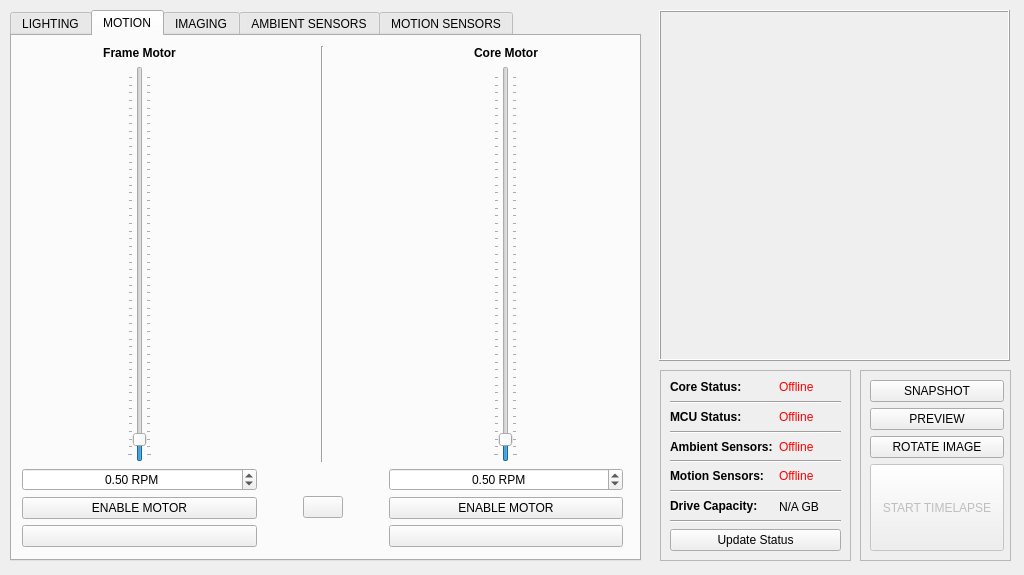
Before: the Qt Designer form _ui/Clinostat.ui in CoCl-Jerry/SciSpin_Max_Dev, drawn with Qt 5.
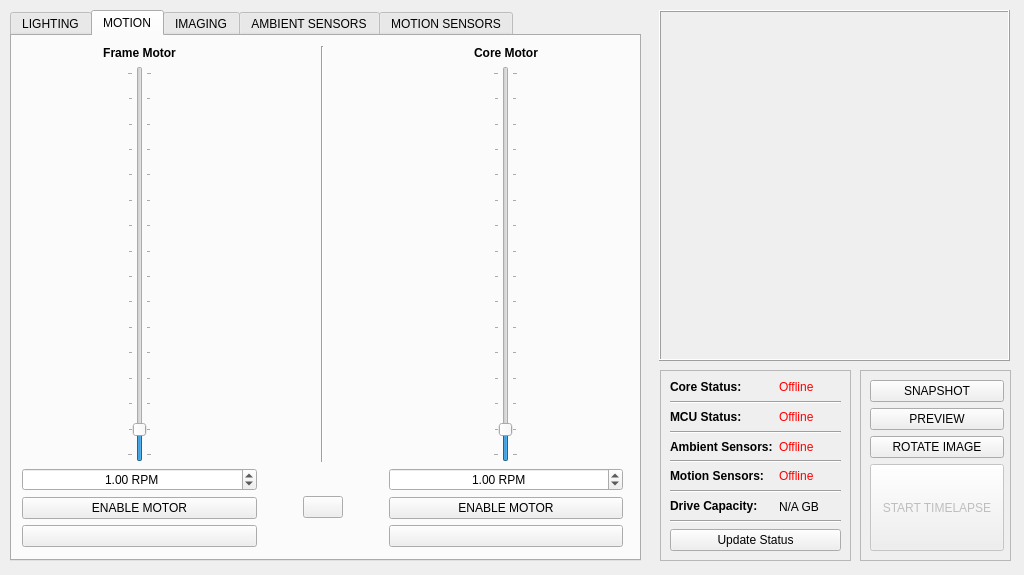
After: the same form once the commit is applied. The open tabs and pages were chosen to show the change. Icons and pictures are not drawn. Custom widgets are drawn as their Qt base class.

```diff
--- a/_ui/Clinostat.ui
+++ b/_ui/Clinostat.ui
@@ -614,16 +614,16 @@
           <number>2</number>
          </property>
          <property name="minimum">
-          <double>0.100000000000000</double>
+          <double>0.000000000000000</double>
          </property>
          <property name="maximum">
-          <double>10.000000000000000</double>
+          <double>15.000000000000000</double>
          </property>
          <property name="singleStep">
           <double>0.050000000000000</double>
          </property>
          <property name="value">
-          <double>0.500000000000000</double>
+          <double>1.000000000000000</double>
          </property>
         </widget>
        </item>
@@ -686,22 +686,22 @@
           </sizepolicy>
          </property>
          <property name="minimum">
-          <number>2</number>
+          <number>1</number>
          </property>
          <property name="maximum">
-          <number>200</number>
+          <number>1500</number>
          </property>
          <property name="singleStep">
           <number>1</number>
          </property>
          <property name="pageStep">
-          <number>2</number>
+          <number>5</number>
          </property>
          <property name="value">
-          <number>10</number>
+          <number>100</number>
          </property>
          <property name="sliderPosition">
-          <number>10</number>
+          <number>100</number>
          </property>
          <property name="tracking">
           <bool>true</bool>
@@ -713,29 +713,29 @@
           <enum>QSlider::TicksBothSides</enum>
          </property>
          <property name="tickInterval">
-          <number>4</number>
+          <number>100</number>
          </property>
         </widget>
        </item>
        <item row="1" column="4" alignment="Qt::AlignHCenter">
         <widget class="QSlider" name="motion_core_motor_value_verticalSlider">
          <property name="minimum">
-          <number>2</number>
+          <number>1</number>
          </property>
          <property name="maximum">
-          <number>200</number>
+          <number>1500</number>
          </property>
          <property name="singleStep">
           <number>1</number>
          </property>
          <property name="pageStep">
-          <number>2</number>
+          <number>5</number>
          </property>
          <property name="value">
-          <number>10</number>
+          <number>100</number>
          </property>
          <property name="sliderPosition">
-          <number>10</number>
+          <number>100</number>
          </property>
          <property name="tracking">
           <bool>true</bool>
@@ -747,7 +747,7 @@
           <enum>QSlider::TicksBothSides</enum>
          </property>
          <property name="tickInterval">
-          <number>4</number>
+          <number>100</number>
          </property>
         </widget>
        </item>
@@ -799,16 +799,16 @@
           <number>2</number>
          </property>
          <property name="minimum">
-          <double>0.100000000000000</double>
+          <double>0.000000000000000</double>
          </property>
          <property name="maximum">
-          <double>10.000000000000000</double>
+          <double>15.000000000000000</double>
          </property>
          <property name="singleStep">
           <double>0.050000000000000</double>
          </property>
          <property name="value">
-          <double>0.500000000000000</double>
+          <double>1.000000000000000</double>
          </property>
         </widget>
        </item>
```
Left out of the diff: 6 changed lines with no effect on the pictures.
